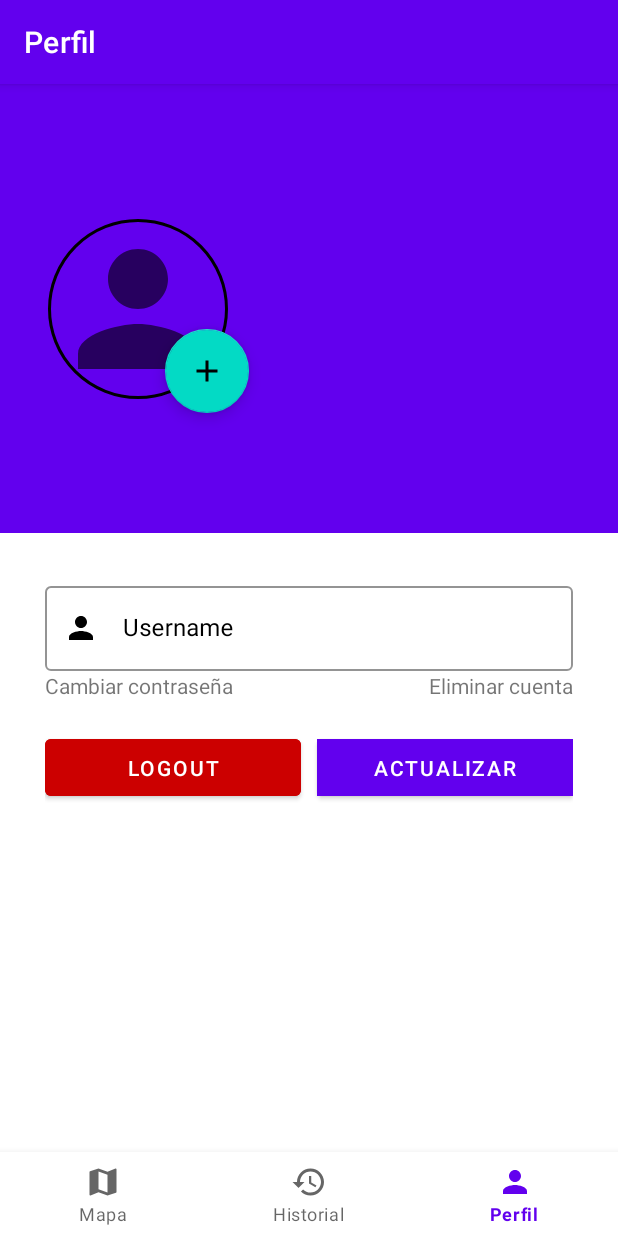
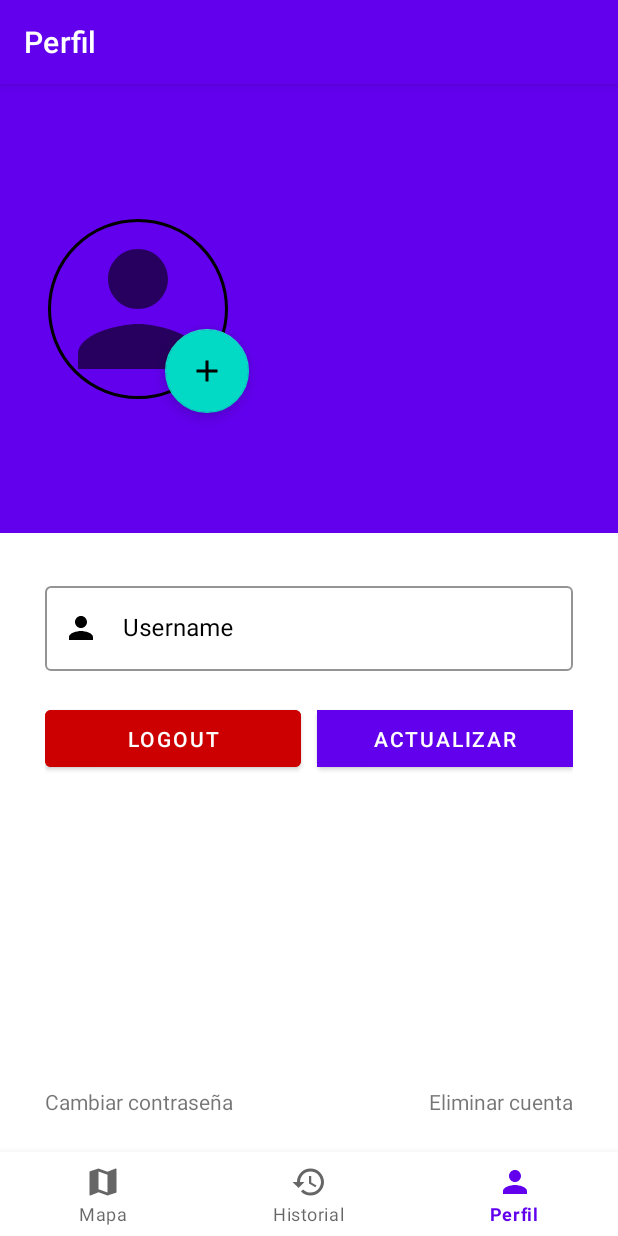
Before and after one commit to ArmandoS98/ProyectoFinalDesarrolloMovil, an Android app: the screen it shows after launch once a user with an empty profile is signed in (MainActivity), item 3 of the bottom bar chosen, on a phone screen of 412 x 824 dp. Run offline under Robolectric (Android 15) with nearby library versions, the phone set to English and light mode, and no system bars; our stand-ins replace CircleImageView, Firebase (no records; nobody signed in at launch, a user with empty details on screens opened directly), navigation-ui; 1 statement that could not run was skipped.

```diff
--- a/app/src/main/java/com/aesc/proyectofinaldesarrollomovil/ui/activities/AccountRecoveryActivity.kt
+++ b/app/src/main/java/com/aesc/proyectofinaldesarrollomovil/ui/activities/AccountRecoveryActivity.kt
@@ -26,10 +26,13 @@ class AccountRecoveryActivity : AppCompatActivity(), View.OnClickListener {
         val email = binding.emailEditText.text.toString()
         Firebase.auth.sendPasswordResetEmail(email).addOnCompleteListener { task ->
             if (task.isSuccessful) {
+                Toast.makeText(
+                    this, "Se ha enviado un correo de verifiación.",
+                    Toast.LENGTH_SHORT
+                ).show()
                 goToActivityF<LoginActivity>()
             } else {
-                Toast.makeText(this, "Ingrese un email de una cuenta valido", Toast.LENGTH_SHORT)
-                    .show()
+                Toast.makeText(this, "Ingrese un email de una cuenta valido", Toast.LENGTH_SHORT).show()
             }
         }
     }
--- a/app/src/main/res/layout/profile_fragment.xml
+++ b/app/src/main/res/layout/profile_fragment.xml
@@ -89,30 +89,6 @@
                 android:textColor="@color/black"
                 android:textCursorDrawable="@null" />
 
-            <LinearLayout
-                android:layout_width="match_parent"
-                android:layout_height="match_parent"
-                android:orientation="horizontal">
-
-                <TextView
-                    android:id="@+id/tvUpdatePassword"
-                    android:layout_width="wrap_content"
-                    android:layout_height="wrap_content"
-                    android:layout_gravity="bottom"
-                    android:text="@string/change_password" />
-
-                <Space
-                    android:layout_width="0dp"
-                    android:layout_height="wrap_content"
-                    android:layout_weight="1" />
-
-                <TextView
-                    android:id="@+id/tvDeleteAccount"
-                    android:layout_width="wrap_content"
-                    android:layout_height="wrap_content"
-                    android:layout_gravity="bottom"
-                    android:text="@string/delete_account" />
-            </LinearLayout>
         </com.google.android.material.textfield.TextInputLayout>
 
 
@@ -149,4 +125,32 @@
     </RelativeLayout>
 
 
+    <LinearLayout
+        android:layout_width="match_parent"
+        android:layout_height="match_parent"
+        android:layout_marginStart="30dp"
+        android:layout_marginEnd="30dp"
+        android:layout_marginBottom="30dp"
+        android:orientation="horizontal">
+
+        <TextView
+            android:id="@+id/tvUpdatePassword"
+            android:layout_width="wrap_content"
+            android:layout_height="wrap_content"
+            android:layout_gravity="bottom"
+            android:text="@string/change_password" />
+
+        <Space
+            android:layout_width="0dp"
+            android:layout_height="wrap_content"
+            android:layout_weight="1" />
+
+        <TextView
+            android:id="@+id/tvDeleteAccount"
+            android:layout_width="wrap_content"
+            android:layout_height="wrap_content"
+            android:layout_gravity="bottom"
+            android:text="@string/delete_account" />
+    </LinearLayout>
+
 </androidx.constraintlayout.widget.ConstraintLayout>
```
